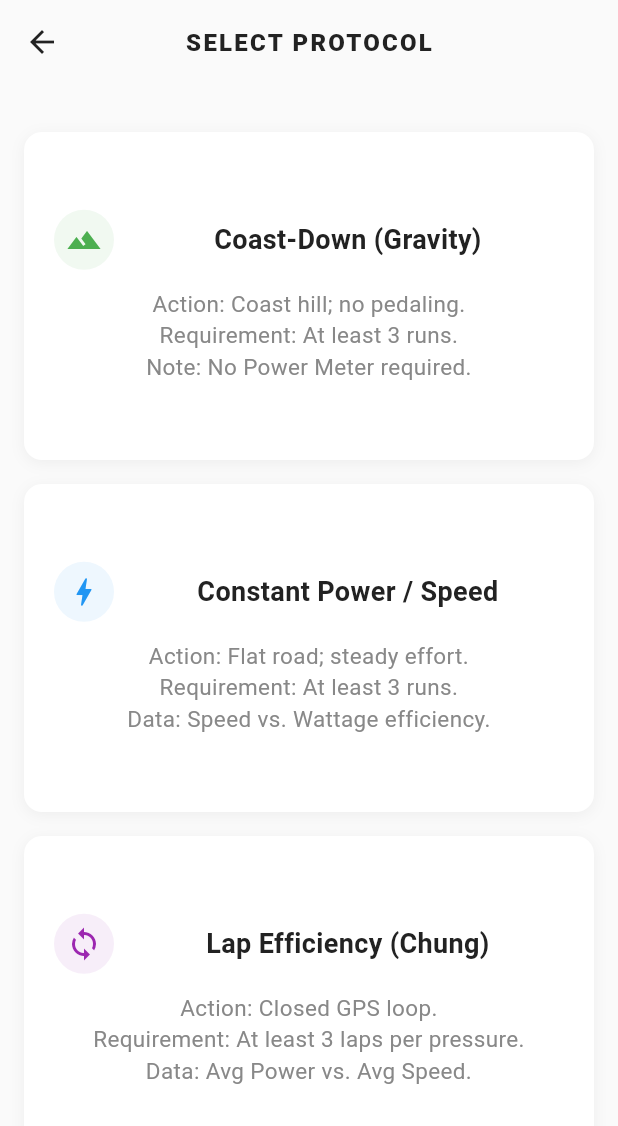
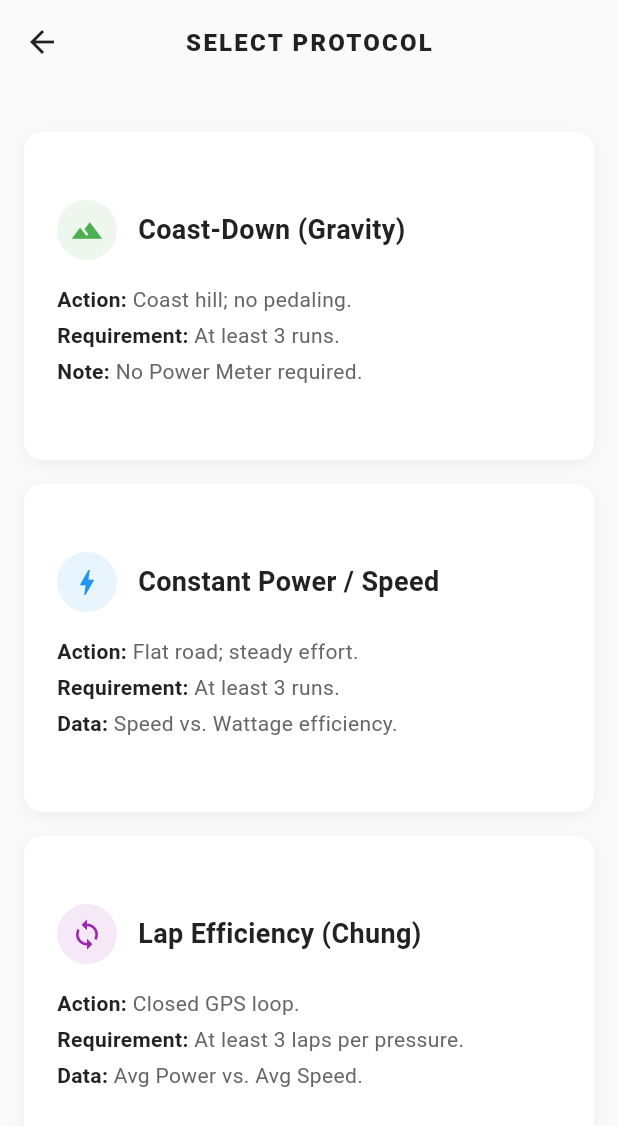
Before and after one commit to abramovychmax-cpu/under-preassure-tyre, a Flutter app: the ProtocolSelectionPage screen opened directly, on a phone screen of 412 x 824 dp. Shown: the top 1126 px of the screen. Run offline on Flutter 3.47's test engine with Material 3 defaults, Android fonts, the phone set to English and light mode, and no system bars; our stand-ins replace fl_chart, flutter_blue_plus, geolocator, sensors_plus, shared_preferences, wakelock_plus; missing offline and left inert: fit_tool; accounts and stored records are empty.

Commit message:
Fix BLE scanning for power meters, UI updates for pressure input and protocol selection

```diff
--- a/lib/protocol_selection_page.dart
+++ b/lib/protocol_selection_page.dart
@@ -80,6 +80,31 @@ class ProtocolSelectionPage extends StatelessWidget {
   }
 
   Widget _protocolCard(double height, String title, String desc, IconData icon, Color color, VoidCallback onTap) {
+    // Parse description for bold keys (Action, Requirement, Note, Data)
+    List<Widget> descWidgets = desc.split('\n').map((line) {
+      int splitIdx = line.indexOf(':');
+      if (splitIdx > 0) {
+        final key = line.substring(0, splitIdx + 1);
+        final val = line.substring(splitIdx + 1);
+        return Padding(
+          padding: const EdgeInsets.only(bottom: 4),
+          child: Text.rich(
+            TextSpan(
+              style: const TextStyle(height: 1.4, color: Color(0xFF666666), fontSize: 14),
+              children: [
+                TextSpan(text: key, style: const TextStyle(fontWeight: FontWeight.bold, color: Color(0xFF222222))),
+                TextSpan(text: val),
+              ],
+            ),
+          ),
+        );
+      }
+      return Padding(
+        padding: const EdgeInsets.only(bottom: 4),
+        child: Text(line, style: const TextStyle(height: 1.4, color: Color(0xFF666666), fontSize: 14)),
+      );
+    }).toList();
+
     return Container(
       height: height - 16,
       margin: const EdgeInsets.only(bottom: 16),
@@ -88,31 +113,30 @@ class ProtocolSelectionPage extends StatelessWidget {
         borderRadius: BorderRadius.circular(18),
         child: AppCard(
           child: Padding(
-            padding: const EdgeInsets.symmetric(horizontal: 20, vertical: 16),
+            padding: const EdgeInsets.symmetric(horizontal: 22, vertical: 16),
             child: Column(
               mainAxisAlignment: MainAxisAlignment.center,
-              crossAxisAlignment: CrossAxisAlignment.center,
+              crossAxisAlignment: CrossAxisAlignment.start, // Left align
               children: [
                 Row(
-                  mainAxisAlignment: MainAxisAlignment.center,
-                  crossAxisAlignment: CrossAxisAlignment.center,
                   children: [
                     CircleAvatar(
-                      backgroundColor: color.withAlpha((0.08 * 255).round()),
-                      child: Icon(icon, color: color, size: 24),
+                      backgroundColor: color.withAlpha((0.1 * 255).round()),
+                      radius: 20,
+                      child: Icon(icon, color: color, size: 22),
                     ),
-                    const SizedBox(width: 12),
+                    const SizedBox(width: 14),
                     Expanded(
                       child: Text(
                         title,
-                        textAlign: TextAlign.center,
+                        textAlign: TextAlign.left,
                         style: const TextStyle(fontWeight: FontWeight.bold, fontSize: 18, color: Color(0xFF222222)),
                       ),
                     ),
                   ],
                 ),
-                const SizedBox(height: 12),
-                Text(desc, textAlign: TextAlign.center, style: const TextStyle(height: 1.4, color: Color(0xFF888888), fontSize: 15)),
+                const SizedBox(height: 16),
+                ...descWidgets,
               ],
             ),
           ),
```
Also changed, not shown: lib/pressure_input_page.dart (+25 -7 lines), lib/sensor_service.dart (+29 -4 lines).
